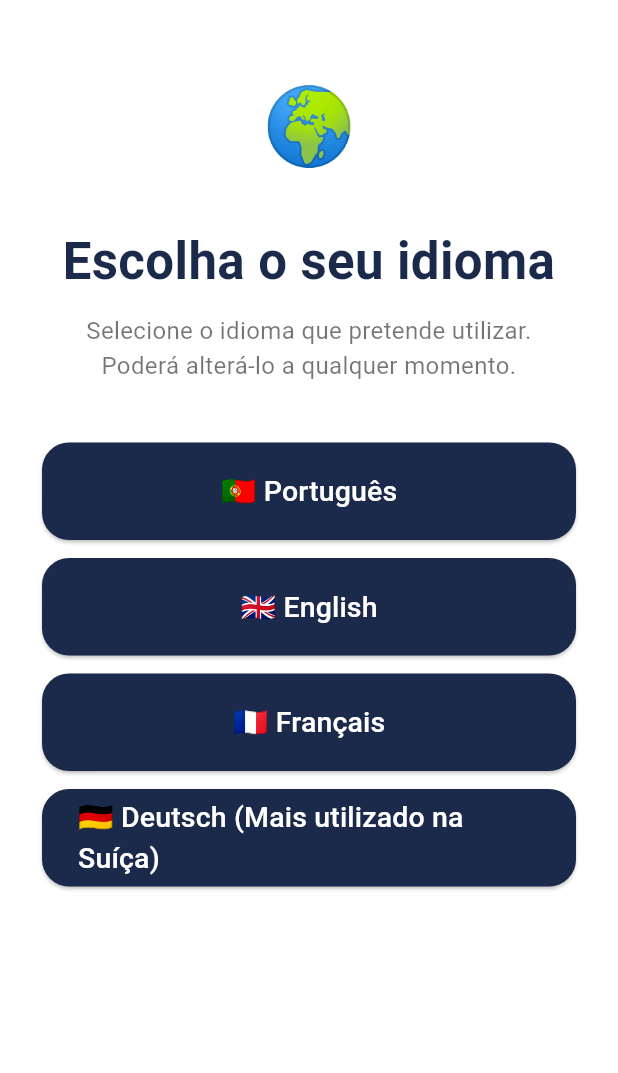
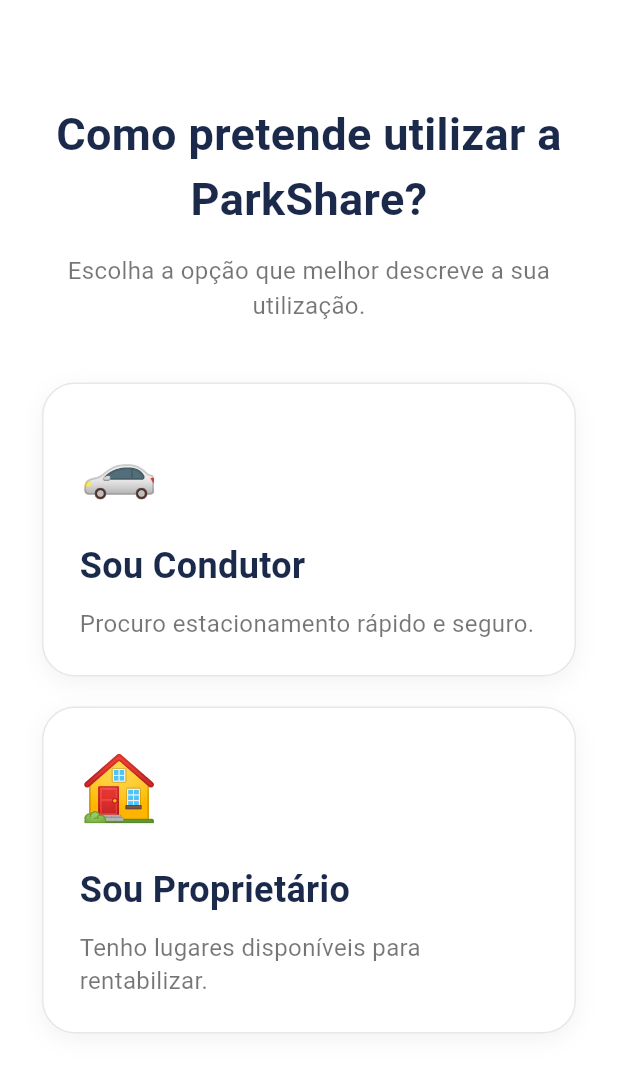
Before and after one commit to ricardompereira93-wq/parkshare-mobile, a Flutter app: the LanguageScreen screen opened directly, after a tap on "🇵🇹 Português", on a phone screen of 412 x 824 dp. Shown: the top 1073 px of the screen. Run offline on Flutter 3.47's test engine with Material 3 defaults, Android fonts, the phone set to English and light mode, and no system bars.

Commit message:
Adicionado ecrã de seleção de utilizador

```diff
--- a/lib/main.dart
+++ b/lib/main.dart
@@ -155,7 +155,6 @@
       body: SafeArea(
         child: Padding(
           padding: const EdgeInsets.all(28),
-              child: SingleChildScrollView(
           child: Column(
             children: [
               const SizedBox(height: 20),
@@ -190,26 +189,50 @@
 
               const SizedBox(height: 40),
 
-    languageButton('🇵🇹 Português'),
-    languageButton('🇬🇧 English'),
-    languageButton('🇫🇷 Français'),
-    languageButton('🇩🇪 Deutsch (Mais utilizado na Suíça)'),
+              buildLanguageButton(
+                context,
+                '🇵🇹 Português',
+              ),
+
+              buildLanguageButton(
+                context,
+                '🇬🇧 English',
+              ),
+
+              buildLanguageButton(
+                context,
+                '🇫🇷 Français',
+              ),
+
+              buildLanguageButton(
+                context,
+                '🇩🇪 Deutsch (Mais utilizado na Suíça)',
+              ),
             ],
-    ),
           ),
         ),
       ),
     );
   }
 
-  static Widget languageButton(String text) {
+  Widget buildLanguageButton(
+      BuildContext context,
+      String text,
+      ) {
     return Padding(
       padding: const EdgeInsets.only(bottom: 12),
       child: SizedBox(
         width: double.infinity,
         height: 65,
         child: ElevatedButton(
-          onPressed: () {},
+          onPressed: () {
+            Navigator.push(
+              context,
+              MaterialPageRoute(
+                builder: (_) => const UserTypeScreen(),
+              ),
+            );
+          },
           style: ElevatedButton.styleFrom(
             backgroundColor: const Color(0xFF1B2A4A),
             foregroundColor: Colors.white,
@@ -229,3 +252,120 @@
     );
   }
 }
+
+class UserTypeScreen extends StatelessWidget {
+  const UserTypeScreen({super.key});
+
+  @override
+  Widget build(BuildContext context) {
+    return Scaffold(
+      body: SafeArea(
+        child: Padding(
+          padding: const EdgeInsets.all(28),
+          child: Column(
+            children: [
+              const SizedBox(height: 40),
+
+              const Text(
+                'Como pretende utilizar a ParkShare?',
+                textAlign: TextAlign.center,
+                style: TextStyle(
+                  fontSize: 30,
+                  fontWeight: FontWeight.bold,
+                  color: Color(0xFF1B2A4A),
+                ),
+              ),
+
+              const SizedBox(height: 15),
+
+              const Text(
+                'Escolha a opção que melhor descreve a sua utilização.',
+                textAlign: TextAlign.center,
+                style: TextStyle(
+                  color: Colors.black54,
+                  fontSize: 16,
+                ),
+              ),
+
+              const SizedBox(height: 40),
+
+              buildCard(
+                icon: '🚗',
+                title: 'Sou Condutor',
+                subtitle:
+                'Procuro estacionamento rápido e seguro.',
+              ),
+
+              const SizedBox(height: 20),
+
+              buildCard(
+                icon: '🏠',
+                title: 'Sou Proprietário',
+                subtitle:
+                'Tenho lugares disponíveis para rentabilizar.',
+              ),
+            ],
+          ),
+        ),
+      ),
+    );
+  }
+
+  Widget buildCard({
+    required String icon,
+    required String title,
+    required String subtitle,
+  }) {
+    return Container(
+      width: double.infinity,
+      padding: const EdgeInsets.all(24),
+      decoration: BoxDecoration(
+        color: Colors.white,
+        borderRadius: BorderRadius.circular(22),
+        border: Border.all(
+          color: const Color(0xFFE5E7EB),
+        ),
+        boxShadow: [
+          BoxShadow(
+            color: Colors.black.withValues(alpha: 0.05),
+            blurRadius: 12,
+            offset: const Offset(0, 4),
+          ),
+        ],
+      ),
+      child: Column(
+        crossAxisAlignment: CrossAxisAlignment.start,
+        children: [
+          Text(
+            icon,
+            style: const TextStyle(
+              fontSize: 42,
+            ),
+          ),
+
+          const SizedBox(height: 20),
+
+          Text(
+            title,
+            style: const TextStyle(
+              fontSize: 24,
+              fontWeight: FontWeight.bold,
+              color: Color(0xFF1B2A4A),
+            ),
+          ),
+
+          const SizedBox(height: 10),
+
+          Text(
+            subtitle,
+            style: const TextStyle(
+              fontSize: 16,
+              color: Colors.black54,
+              height: 1.4,
+            ),
+          ),
+        ],
+      ),
+    );
+  }
+}
```
Lines whose indentation alone changed are shown as unchanged.
